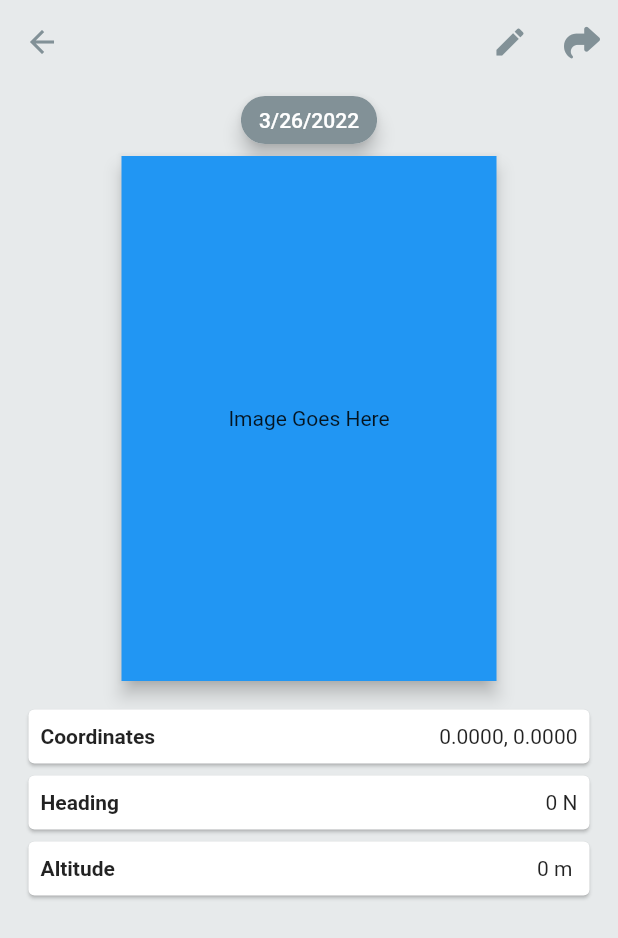
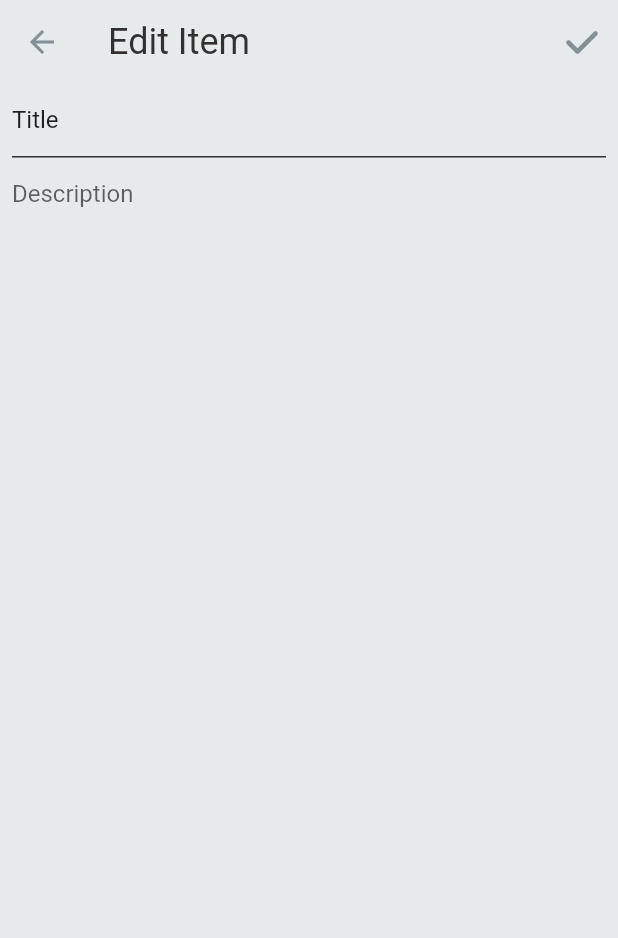
Before and after one commit to chrisstayte/Collector, a Flutter app: the ItemScreen screen opened directly with empty values, after a tap on the "edit" icon, on a phone screen of 412 x 824 dp. Shown: the top 938 px of the screen. Run offline on Flutter 3.47's test engine with Material 2 defaults, Android fonts, the phone set to English and light mode, and no system bars; our stand-ins replace auto_size_text, camera, flutter_compass, font_awesome_flutter, geolocator, package_info_plus and 3 more; missing offline and left inert: flutter_sms; accounts and stored records are empty.

Commit message:
added search

```diff
--- a/lib/main.dart
+++ b/lib/main.dart
@@ -6,6 +6,7 @@ import 'package:collector/providers/collector_provider.dart';
 import 'package:collector/providers/settings_provider.dart';
 import 'package:collector/screens/add_item_screen.dart';
 import 'package:collector/screens/camera_screen.dart';
+import 'package:collector/screens/edit_item_screen.dart';
 import 'package:collector/screens/home_screen.dart';
 import 'package:collector/screens/item_screen.dart';
 import 'package:collector/screens/settings_screen.dart';
@@ -124,6 +125,11 @@ class MyApp extends StatelessWidget {
               ),
               type: PageTransitionType.rightToLeft,
             );
+          case '/editItem':
+            final item = settings.arguments as Item;
+            return PageTransition(
+                child: EditItemScreen(item: item),
+                type: PageTransitionType.rightToLeft);
           case '/settings':
             return PageTransition(
               child: SettingsScreen(),
--- a/lib/providers/collector_provider.dart
+++ b/lib/providers/collector_provider.dart
@@ -22,7 +22,12 @@ class CollectorProvider extends ChangeNotifier {
       : UnmodifiableListView(
           _collectorItems.where(
             (item) =>
-                item.title.toLowerCase().contains(_searchString.toLowerCase()),
+                item.title.toLowerCase().contains(
+                      _searchString.toLowerCase(),
+                    ) ||
+                item.description.toLowerCase().contains(
+                      _searchString.toLowerCase(),
+                    ),
           ),
         );
 
@@ -91,10 +96,17 @@ class CollectorProvider extends ChangeNotifier {
     await _saveCollectorItems();
   }
 
+  Future<void> editItem(Item item) async {
+    if (_collectorItems.contains(item)) {
+      notifyListeners();
+      _saveCollectorItems();
+    }
+  }
+
   Future<void> addDummyData() async {
     Item item = Item(
       title: 'Dummy ${_collectorItems.length + 1}',
-      description: 'Description',
+      description: 'Description Text ${_collectorItems.length + 1}',
       photoPath: '',
       latitude: 0.0,
       longitude: 0.0,
--- a/lib/screens/edit_item_screen.dart
+++ b/lib/screens/edit_item_screen.dart
@@ -0,0 +1,102 @@
+import 'package:collector/global/Global.dart';
+import 'package:collector/models/item.dart';
+import 'package:collector/providers/collector_provider.dart';
+import 'package:flutter/material.dart';
+import 'package:font_awesome_flutter/font_awesome_flutter.dart';
+import 'package:provider/provider.dart';
+
+class EditItemScreen extends StatefulWidget {
+  const EditItemScreen({Key? key, required this.item}) : super(key: key);
+  final Item item;
+
+  @override
+  State<EditItemScreen> createState() => _EditItemScreenState();
+}
+
+class _EditItemScreenState extends State<EditItemScreen> {
+  final TextEditingController _titleController = TextEditingController();
+  final TextEditingController _descriptionController = TextEditingController();
+
+  @override
+  void initState() {
+    _titleController.text = widget.item.title;
+    _descriptionController.text = widget.item.description;
+    super.initState();
+  }
+
+  @override
+  void dispose() {
+    _titleController.dispose();
+    _descriptionController.dispose();
+    super.dispose();
+  }
+
+  @override
+  Widget build(BuildContext context) {
+    return Scaffold(
+      appBar: AppBar(
+        title: Text('Edit Item'),
+        actions: [
+          IconButton(
+            onPressed: () {
+              var trimmed = _titleController.text.trim();
+              if (trimmed.isNotEmpty) {
+                widget.item.title = _titleController.text;
+                widget.item.description = _descriptionController.text;
+                context.read<CollectorProvider>().editItem(widget.item).then(
+                      (value) => Navigator.pop(context),
+                    );
+              } else {
+                var snackBar = const SnackBar(
+                  content: Text('Title required'),
+                  duration: Duration(seconds: 2),
+                  //action: SnackBarAction(label: 'Dismiss', onPressed: () {}),
+                );
+                ScaffoldMessenger.of(context).showSnackBar(snackBar);
+              }
+            },
+            icon: FaIcon(
+              FontAwesomeIcons.check,
+            ),
+          )
+        ],
+      ),
+      body: Padding(
+        padding: const EdgeInsets.symmetric(horizontal: 8.0),
+        child: Column(
+          children: [
+            TextField(
+              textCapitalization: TextCapitalization.words,
+              controller: _titleController,
+              style:
+                  // subtitle1 was used because this is the default text theme of a 'listTile'
+                  Theme.of(context).textTheme.subtitle1?.copyWith(
+                        overflow: TextOverflow.ellipsis,
+                      ),
+              decoration: InputDecoration(
+                hintText: 'Title',
+                hintStyle: Theme.of(context).textTheme.subtitle1,
+                border: InputBorder.none,
+              ),
+            ),
+            Divider(
+              height: 1,
+              thickness: 1,
+              color: Global.colors.darkIconColor,
+            ),
+            Expanded(
+              child: TextField(
+                maxLines: null,
+                controller: _descriptionController,
+                decoration: const InputDecoration(
+                  hintText: 'Description',
+                  border: InputBorder.none,
+                ),
+              ),
+            )
+          ],
+        ),
+      ),
+    );
+  }
+}
--- a/lib/screens/item_screen.dart
+++ b/lib/screens/item_screen.dart
@@ -4,6 +4,7 @@ import 'package:collector/providers/settings_provider.dart';
 import 'package:collector/utilities/extensions.dart';
 import 'package:flutter/cupertino.dart';
 import 'package:flutter/material.dart';
+import 'package:flutter_sms/flutter_sms.dart';
 import 'package:font_awesome_flutter/font_awesome_flutter.dart';
 import 'package:provider/provider.dart';
 
@@ -20,18 +21,18 @@ class _ItemScreenState extends State<ItemScreen> {
   Widget build(BuildContext context) {
     return Scaffold(
       appBar: AppBar(
-        title: Text('${widget.item.title}'),
+        title: Text(widget.item.title),
         actions: [
           IconButton(
-            onPressed: () => print("edit item"),
+            onPressed: () => Navigator.pushNamed(
+              context,
+              '/editItem',
+              arguments: widget.item,
+            ).then((value) => setState(() => {})),
             icon: Icon(
               Icons.edit,
             ),
           ),
-          IconButton(
-            onPressed: () {},
-            icon: FaIcon(FontAwesomeIcons.share),
-          )
         ],
       ),
       body: SafeArea(
@@ -55,7 +56,7 @@ class _ItemScreenState extends State<ItemScreen> {
                   color: Colors.transparent,
                   elevation: 5,
                   child: Container(
-                    height: 350,
+                    height: 290,
                     width: 250,
                     color: Colors.blue,
                     child: Center(
@@ -65,7 +66,50 @@ class _ItemScreenState extends State<ItemScreen> {
                 ),
               ),
               SizedBox(height: 15),
-              Container(
+              // SizedBox(
+              //   height: 44,
+              //   child: Row(
+              //     children: [
+              //       Expanded(
+              //         child: Padding(
+              //           padding: EdgeInsets.only(right: 10),
+              //           child: GestureDetector(
+              //             onTap: () async {
+              //               await sendSMS(
+              //                 message: '${widget.item.title}',
+              //                 recipients: [],
+              //               );
+              //             },
+              //             child: Card(
+              //               color: Global.colors.lightIconColorDarker,
+              //               child: Center(
+              //                 child: FaIcon(
+              //                   FontAwesomeIcons.commentSms,
+              //                   color: Colors.white,
+              //                 ),
+              //               ),
+              //             ),
+              //           ),
+              //         ),
+              //       ),
+              //       Expanded(
+              //         child: Padding(
+              //           padding: EdgeInsets.only(left: 10),
+              //           child: Card(
+              //             color: Global.colors.lightIconColorDarker,
+              //             child: Center(
+              //               child: FaIcon(
+              //                 FontAwesomeIcons.envelope,
+              //                 color: Colors.white,
+              //               ),
+              //             ),
+              //           ),
+              //         ),
+              //       )
+              //     ],
+              //   ),
+              // ),
+              SizedBox(
                 height: 44,
                 child: Card(
                   child: Padding(
@@ -87,7 +131,10 @@ class _ItemScreenState extends State<ItemScreen> {
                   ),
                 ),
               ),
-              Container(
+              Row(
+                children: [
+                  Expanded(
+                    child: SizedBox(
                       height: 44,
                       child: Card(
                         child: Padding(
@@ -109,7 +156,9 @@ class _ItemScreenState extends State<ItemScreen> {
                         ),
                       ),
                     ),
-              Container(
+                  ),
+                  Expanded(
+                    child: SizedBox(
                       height: 44,
                       child: Card(
                         child: Padding(
@@ -123,7 +172,9 @@ class _ItemScreenState extends State<ItemScreen> {
                                   fontWeight: FontWeight.bold,
                                 ),
                               ),
-                        Text(context.read<SettingsProvider>().useMetricForAlt
+                              Text(context
+                                      .read<SettingsProvider>()
+                                      .useMetricForAlt
                                   ? '${widget.item.altitude.round().toString()} m '
                                   : '${(widget.item.altitude * 3.28084).round().toString()} ft')
                             ],
@@ -131,6 +182,10 @@ class _ItemScreenState extends State<ItemScreen> {
                         ),
                       ),
                     ),
+                  ),
+                ],
+              ),
+
               Visibility(
                 visible: widget.item.description.trim().isNotEmpty,
                 child: Flexible(
--- a/lib/screens/settings_screen.dart
+++ b/lib/screens/settings_screen.dart
@@ -243,8 +243,12 @@ class _SettingsScreenState extends State<SettingsScreen> {
                 path: 'www.github.com/ChrisStayte/Collector',
               );
               final String url = params.toString();
+
               if (await canLaunch(url)) {
-                await launch(url);
+                await launch(url).catchError((error) {
+                  print(error);
+                  return false;
+                });
               }
             },
           ),
--- a/pubspec.yaml
+++ b/pubspec.yaml
@@ -27,6 +27,7 @@ dependencies:
   shared_preferences: ^2.0.13
   uuid: ^3.0.6
   flutter_sms: ^2.3.2
+  photo_view: ^0.13.0
 
 dev_dependencies:
   flutter_test:
```
Also changed, not shown: lib/screens/home_screen.dart (+0 -9 lines). Lines whose indentation alone changed are shown as unchanged.
